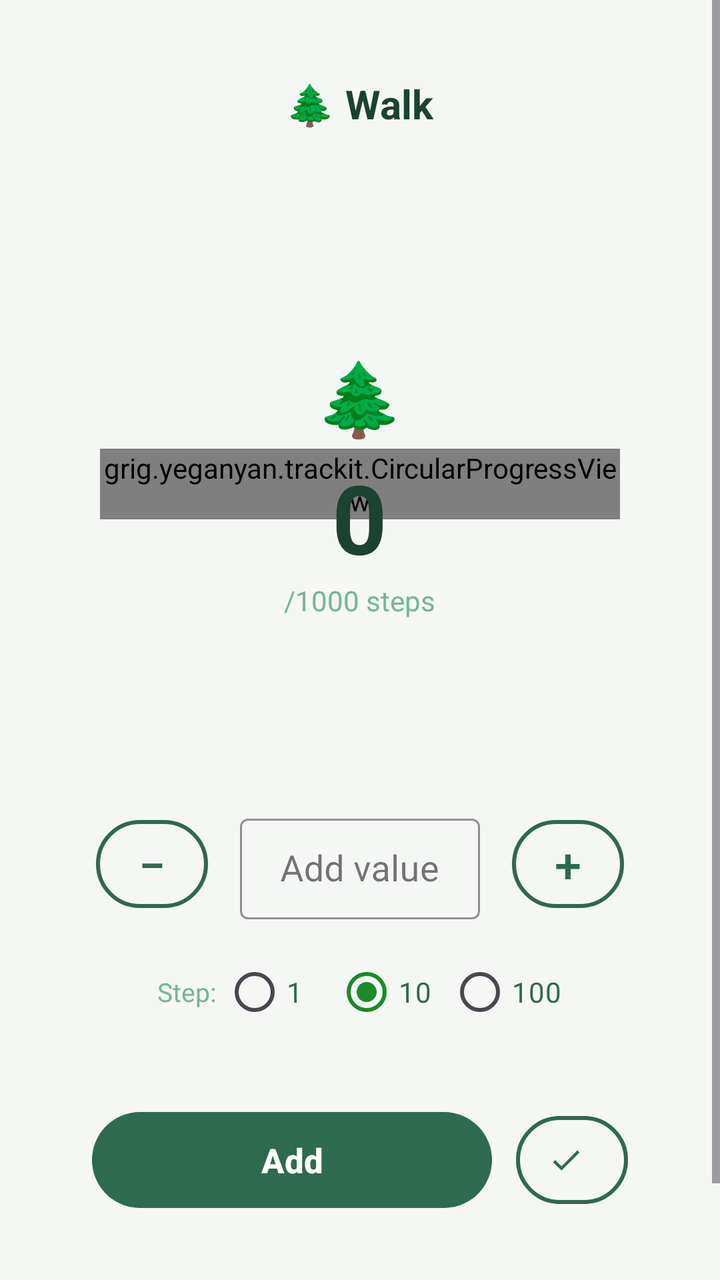
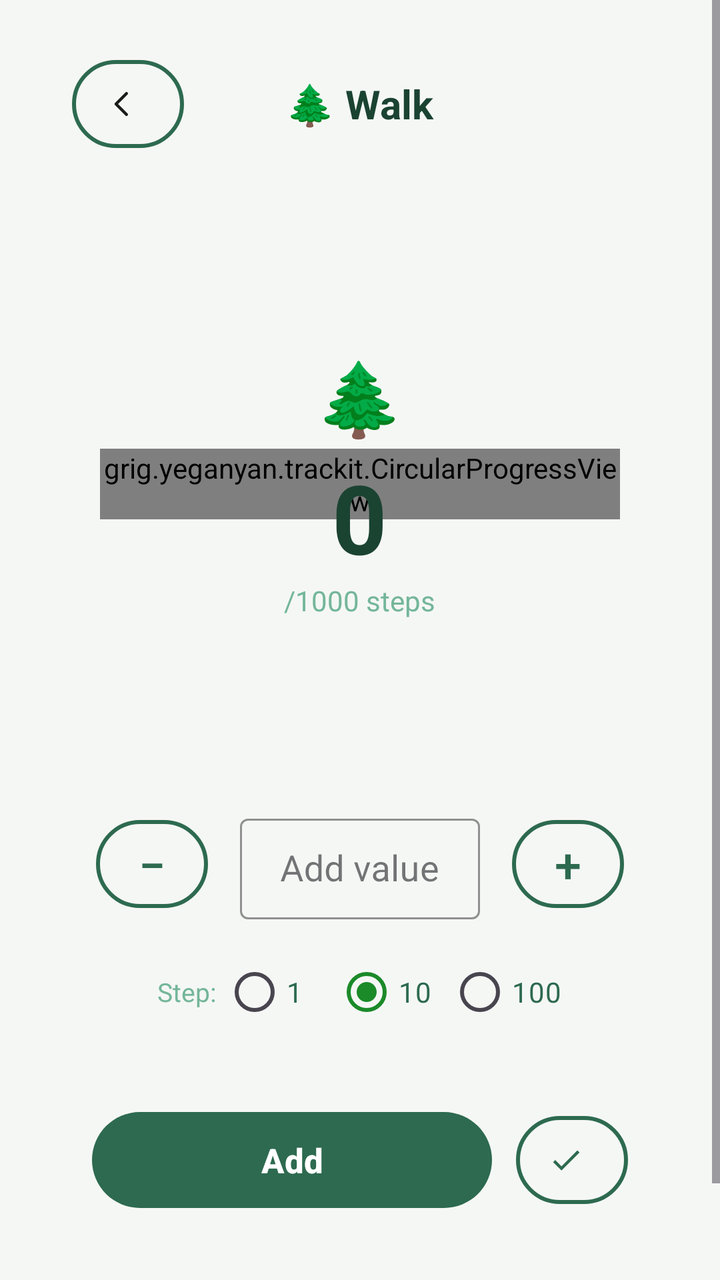

Before-and-after screenshots of an Android layout around one commit, followed by the original layout XML and the change that was made.
<!-- AndroidManifest.xml: application theme Theme.TrackIt -->
<!-- res/layout/activity_habitdetail.xml -->
<?xml version="1.0" encoding="utf-8"?>
<ScrollView xmlns:android="http://schemas.android.com/apk/res/android"
    android:layout_width="match_parent"
    android:layout_height="match_parent"
    xmlns:app="http://schemas.android.com/apk/res-auto"
    android:background="@color/bg_color"
    android:fillViewport="true"
    android:id="@+id/rootLayout">

    <LinearLayout
        android:layout_width="match_parent"
        android:layout_height="wrap_content"
        android:orientation="vertical"
        android:padding="24dp">


        <RelativeLayout
            android:layout_width="match_parent"
            android:layout_height="56dp">

            <ImageButton
                android:id="@+id/btnBack"
                android:layout_width="40dp"
                android:layout_height="40dp"
                android:layout_centerVertical="true"
                android:background="?attr/selectableItemBackgroundBorderless"
                android:src="@drawable/ic_arrow_back"
                app:tint="#2D6A4F" />

            <TextView
                android:id="@+id/tvHabitName"
                android:layout_width="wrap_content"
                android:layout_height="wrap_content"
                android:layout_centerInParent="true"
                android:text="🌲 Walk"
                android:textColor="#1B4332"
                android:textSize="20sp"
                android:textStyle="bold" />

        </RelativeLayout>


        <RelativeLayout
            android:layout_width="260dp"
            android:layout_height="260dp"
            android:layout_gravity="center_horizontal"
            android:layout_marginTop="32dp">


            <grig.yeganyan.trackit.CircularProgressView
                android:id="@+id/circularProgress"
                android:layout_width="wrap_content"
                android:layout_height="wrap_content"
                android:layout_centerInParent="true"
                app:indicatorSize="260dp"
                app:trackThickness="12dp"
                android:progress="75" />


            <LinearLayout
                android:layout_width="wrap_content"
                android:layout_height="wrap_content"
                android:layout_centerInParent="true"
                android:gravity="center"
                android:orientation="vertical">

                <TextView
                    android:id="@+id/tvHabitEmoji"
                    android:layout_width="wrap_content"
                    android:layout_height="wrap_content"
                    android:text="🌲"
                    android:textSize="36sp" />

                <TextView
                    android:id="@+id/tvCurrentValue"
                    android:layout_width="wrap_content"
                    android:layout_height="wrap_content"
                    android:layout_marginTop="4dp"
                    android:text="0"
                    android:textColor="#1B4332"
                    android:textSize="48sp"
                    android:textStyle="bold" />

                <TextView
                    android:id="@+id/tvGoalLabel"
                    android:layout_width="wrap_content"
                    android:layout_height="wrap_content"
                    android:text="/1000 steps"
                    android:textColor="#74B69A"
                    android:textSize="14sp" />

            </LinearLayout>

        </RelativeLayout>


        <LinearLayout
            android:id="@+id/layoutStreak"
            android:layout_width="wrap_content"
            android:layout_height="wrap_content"
            android:layout_gravity="center_horizontal"
            android:layout_marginTop="16dp"
            android:background="@drawable/bg_streak_badge"
            android:gravity="center_vertical"
            android:orientation="horizontal"
            android:paddingHorizontal="16dp"
            android:paddingVertical="8dp"
            android:visibility="gone">

            <TextView
                android:layout_width="wrap_content"
                android:layout_height="wrap_content"
                android:text="🔥"
                android:textSize="18sp" />

            <TextView
                android:id="@+id/tvStreakCount"
                android:layout_width="wrap_content"
                android:layout_height="wrap_content"
                android:layout_marginStart="6dp"
                android:text="1 day streak!"
                android:textColor="#FF6B35"
                android:textSize="15sp"
                android:textStyle="bold" />

        </LinearLayout>


        <LinearLayout
            android:layout_width="match_parent"
            android:layout_height="wrap_content"
            android:layout_marginTop="32dp"
            android:gravity="center"
            android:orientation="horizontal">


            <com.google.android.material.button.MaterialButton
                android:id="@+id/btnMinus"
                style="@style/Widget.MaterialComponents.Button.OutlinedButton"
                android:layout_width="56dp"
                android:layout_height="56dp"
                android:text="−"
                android:textSize="24sp"
                android:textColor="#2D6A4F"
                app:cornerRadius="28dp"
                app:strokeColor="#2D6A4F"
                app:strokeWidth="2dp" />

            <com.google.android.material.textfield.TextInputLayout
                android:layout_width="120dp"
                android:layout_height="wrap_content"
                android:layout_marginHorizontal="16dp"
                app:boxStrokeColor="#2D6A4F"
                app:hintTextColor="#74B69A"
                style="@style/Widget.MaterialComponents.TextInputLayout.OutlinedBox.Dense">

                <com.google.android.material.textfield.TextInputEditText
                    android:id="@+id/etProgressInput"
                    android:layout_width="match_parent"
                    android:layout_height="wrap_content"
                    android:gravity="center"
                    android:hint="Add value"
                    android:inputType="numberDecimal"
                    android:textColor="#1B4332"
                    android:textSize="18sp" />

            </com.google.android.material.textfield.TextInputLayout>


            <com.google.android.material.button.MaterialButton
                android:id="@+id/btnPlus"
                style="@style/Widget.MaterialComponents.Button.OutlinedButton"
                android:layout_width="56dp"
                android:layout_height="56dp"
                android:text="+"
                android:textSize="24sp"
                android:textColor="#2D6A4F"
                app:cornerRadius="28dp"
                app:strokeColor="#2D6A4F"
                app:strokeWidth="2dp" />

        </LinearLayout>


        <LinearLayout
            android:layout_width="match_parent"
            android:layout_height="wrap_content"
            android:layout_marginTop="12dp"
            android:gravity="center"
            android:orientation="horizontal">

            <TextView
                android:layout_width="wrap_content"
                android:layout_height="wrap_content"
                android:text="Step: "
                android:textColor="#74B69A"
                android:textSize="13sp" />

            <RadioGroup
                android:id="@+id/rgStepSize"
                android:layout_width="wrap_content"
                android:layout_height="wrap_content"
                android:orientation="horizontal">

                <RadioButton
                    android:id="@+id/rb1"
                    android:layout_width="wrap_content"
                    android:layout_height="wrap_content"
                    android:buttonTint="#2D6A4F"
                    android:text="1"
                    android:textColor="#2D6A4F" />

                <RadioButton
                    android:id="@+id/rb10"
                    android:layout_width="wrap_content"
                    android:layout_height="wrap_content"
                    android:buttonTint="#2D6A4F"
                    android:checked="true"
                    android:layout_marginStart="8dp"
                    android:text="10"
                    android:textColor="#2D6A4F" />

                <RadioButton
                    android:id="@+id/rb100"
                    android:layout_width="wrap_content"
                    android:layout_height="wrap_content"
                    android:buttonTint="#2D6A4F"
                    android:layout_marginStart="8dp"
                    android:text="100"
                    android:textColor="#2D6A4F" />

            </RadioGroup>

        </LinearLayout>


        <LinearLayout
            android:layout_width="match_parent"
            android:layout_height="wrap_content"
            android:layout_marginTop="32dp"
            android:gravity="center"
            android:orientation="horizontal">

            <com.google.android.material.button.MaterialButton
                android:id="@+id/btnAdd"
                android:layout_width="200dp"
                android:layout_height="56dp"
                android:text="Add"
                android:textColor="@android:color/white"
                android:textSize="17sp"
                android:textStyle="bold"
                app:backgroundTint="#2D6A4F"
                app:cornerRadius="28dp" />

            <com.google.android.material.button.MaterialButton
                android:id="@+id/btnDone"
                style="@style/Widget.MaterialComponents.Button.OutlinedButton"
                android:layout_width="56dp"
                android:layout_height="56dp"
                android:layout_marginStart="12dp"
                app:icon="@drawable/ic_check"
                app:iconTint="#2D6A4F"
                app:cornerRadius="28dp"
                app:strokeColor="#2D6A4F"
                app:strokeWidth="2dp" />

        </LinearLayout>


        <TextView
            android:layout_width="wrap_content"
            android:layout_height="wrap_content"
            android:layout_marginTop="32dp"
            android:text="Today's entries"
            android:textColor="#1B4332"
            android:textSize="15sp"
            android:textStyle="bold" />

        <androidx.recyclerview.widget.RecyclerView
            android:id="@+id/rvEntries"
            android:layout_width="match_parent"
            android:layout_height="wrap_content"
            android:layout_marginTop="8dp"
            android:nestedScrollingEnabled="false" />



    </LinearLayout>

</ScrollView>
<!-- resources referenced by this layout -->
<resources>
  <color name="bg_color">#F5F7F5</color>
  <!-- drawable bg_streak_badge (drawable) -->
  <?xml version="1.0" encoding="utf-8"?>
  <shape xmlns:android="http://schemas.android.com/apk/res/android"
      android:shape="rectangle">
      <solid android:color="#FFF3EC" />
      <stroke android:width="1.5dp" android:color="#FFCBA4" />
      <corners android:radius="20dp" />
  </shape>
  <!-- drawable ic_arrow_back (drawable) -->
  <?xml version="1.0" encoding="utf-8"?>
  <selector xmlns:android="http://schemas.android.com/apk/res/android">
      <svg width="24" height="24" viewBox="0 0 24 24" fill="none" xmlns="http://www.w3.org/2000/svg">
          <path d="M19 12H5M5 12L12 19M5 12L12 5"
              stroke="currentColor"
              stroke-width="2"
              stroke-linecap="round"
              stroke-linejoin="round"/>
      </svg>
  
  </selector>
  <!-- drawable ic_check (drawable) -->
  <?xml version="1.0" encoding="utf-8"?>
  <vector xmlns:android="http://schemas.android.com/apk/res/android"
      android:width="24dp"
      android:height="24dp"
      android:viewportWidth="24"
      android:viewportHeight="24">
      <path
          android:fillColor="#FFFFFF"
          android:pathData="M9,16.17L4.83,12l-1.42,1.41L9,19 21,7l-1.41,-1.41z"/>
  </vector>
  <style name="Theme.TrackIt" parent="Base.Theme.TrackIt" />
  <style name="Base.Theme.TrackIt" parent="Theme.Material3.DayNight.NoActionBar">
          <item name="colorPrimary">@color/primary_color</item>
          <item name="android:windowBackground">@color/bg_color</item>
      </style>
  <color name="primary_color">#1B8A29</color>
</resources>

<!-- the commit's change to res/layout/activity_habitdetail.xml (unified diff, before → after) -->
@@ -18,14 +18,17 @@
             android:layout_width="match_parent"
             android:layout_height="56dp">
 
-            <ImageButton
+            <com.google.android.material.button.MaterialButton
                 android:id="@+id/btnBack"
-                android:layout_width="40dp"
-                android:layout_height="40dp"
-                android:layout_centerVertical="true"
-                android:background="?attr/selectableItemBackgroundBorderless"
-                android:src="@drawable/ic_arrow_back"
-                app:tint="#2D6A4F" />
+                style="@style/Widget.MaterialComponents.Button.OutlinedButton"
+                android:layout_width="56dp"
+                android:layout_height="56dp"
+                android:layout_marginStart="12dp"
+                app:icon="@drawable/ic_arrow_back"
+                app:iconTint="@color/text_primary"
+                app:cornerRadius="28dp"
+                app:strokeColor="#2D6A4F"
+                app:strokeWidth="2dp" />
 
             <TextView
                 android:id="@+id/tvHabitName"
<!-- resource entries referenced after the edit -->
@@ -1,6 +1,7 @@
 <!-- resources referenced by this layout -->
 <resources>
   <color name="bg_color">#F5F7F5</color>
+  <color name="text_primary">#1A1C1A</color>
   <!-- drawable bg_streak_badge (drawable) -->
   <?xml version="1.0" encoding="utf-8"?>
   <shape xmlns:android="http://schemas.android.com/apk/res/android"
@@ -10,17 +11,18 @@
       <corners android:radius="20dp" />
   </shape>
   <!-- drawable ic_arrow_back (drawable) -->
-  <?xml version="1.0" encoding="utf-8"?>
-  <selector xmlns:android="http://schemas.android.com/apk/res/android">
-      <svg width="24" height="24" viewBox="0 0 24 24" fill="none" xmlns="http://www.w3.org/2000/svg">
-          <path d="M19 12H5M5 12L12 19M5 12L12 5"
-              stroke="currentColor"
-              stroke-width="2"
-              stroke-linecap="round"
-              stroke-linejoin="round"/>
-      </svg>
-  
-  </selector>
+  <vector xmlns:android="http://schemas.android.com/apk/res/android"
+      android:width="24dp"
+      android:height="24dp"
+      android:viewportWidth="24"
+      android:viewportHeight="24">
+      <path
+          android:pathData="M15,19l-7,-7 7,-7"
+          android:strokeWidth="2"
+          android:strokeColor="@color/text_primary"
+          android:strokeLineCap="round"
+          android:strokeLineJoin="round"/>
+  </vector>
   <!-- drawable ic_check (drawable) -->
   <?xml version="1.0" encoding="utf-8"?>
   <vector xmlns:android="http://schemas.android.com/apk/res/android"
